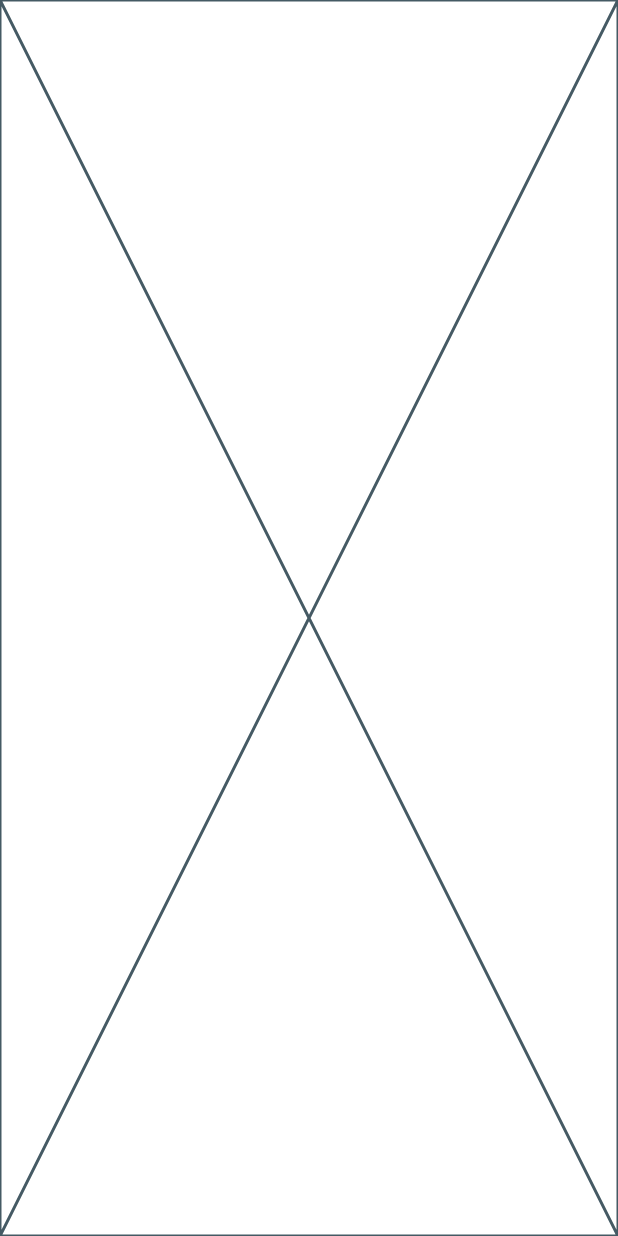
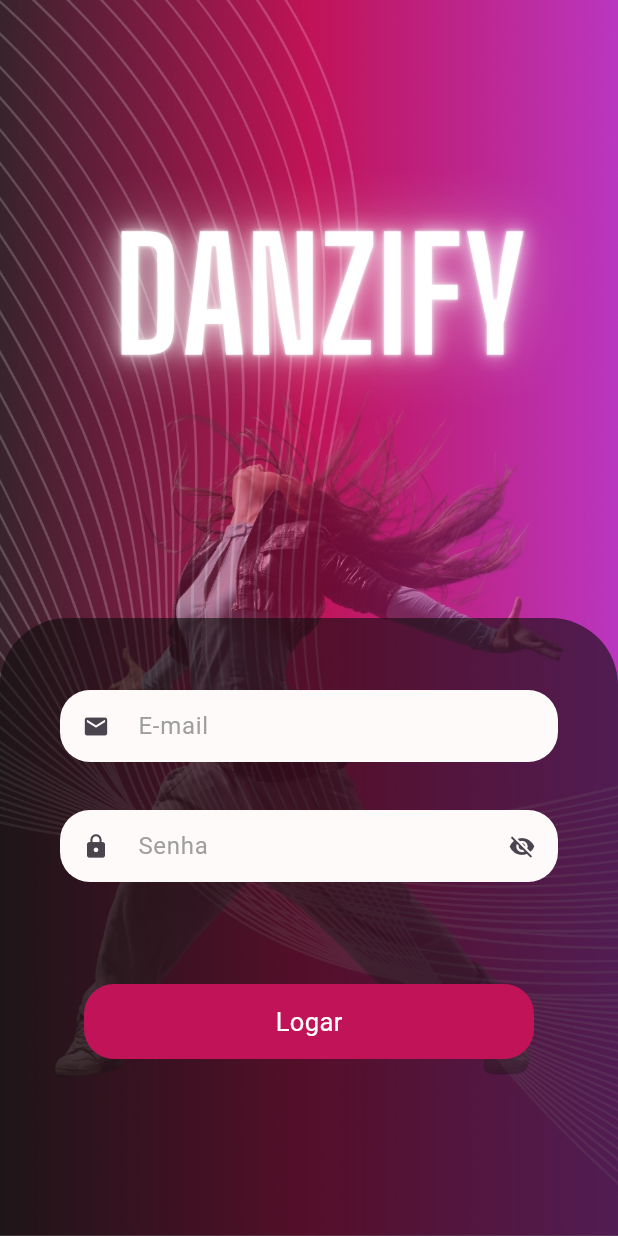
Before and after one commit to Geotryy/Danzify, a Flutter app: the screen it shows after launch, after a tap on "Entrar", on a phone screen of 412 x 824 dp. Run offline on Flutter 3.47's test engine with Material 3 defaults, Android fonts, the light colour scheme and no system bars.

Commit message:
tela login

```diff
--- /dev/null
+++ b/lib/screens/auth/button.dart
@@ -0,0 +1,20 @@
+import 'package:flutter/material.dart';
+
+class Button extends StatelessWidget {
+  const Button({super.key});
+
+  @override
+  Widget build(BuildContext context) {
+    return GestureDetector(
+      onTap: () {},
+      child: Container(
+        width: 300,
+        height: 40,
+        decoration: BoxDecoration(
+            color: Color(0xFFC11357),
+            borderRadius: BorderRadius.all(Radius.circular(20))),
+        child: Center(child: Text('Logar', style: TextStyle(fontSize: 17, color: Colors.white),),),
+      ),
+    );
+  }
+}
--- /dev/null
+++ b/lib/screens/auth/customText.dart
@@ -0,0 +1,70 @@
+import 'package:flutter/material.dart';
+import 'package:flutter/services.dart';
+
+class CustomTextField extends StatefulWidget {
+  final IconData icon;
+  final String label;
+  final bool isSecret;
+  final List<TextInputFormatter>? inputFormatter;
+
+  const CustomTextField({
+    super.key,
+    required this.icon,
+    required this.label,
+    this.isSecret = false,
+    this.inputFormatter,
+  });
+
+  @override
+  State<CustomTextField> createState() => _CustomTextFieldState();
+}
+
+class _CustomTextFieldState extends State<CustomTextField> {
+  bool isObscure = false;
+
+  @override
+  void initState() {
+    // TODO: implement initState
+    super.initState();
+    isObscure = widget.isSecret;
+  }
+
+  @override
+  Widget build(BuildContext context) {
+    return Padding(
+      padding: const EdgeInsets.all(8.0),
+      child: TextFormField(
+        inputFormatters: widget.inputFormatter,
+        obscureText: widget.isSecret, // Controle de senha secreta
+        decoration: InputDecoration(
+          suffixIcon: widget.isSecret
+              ? IconButton(
+                  onPressed: () {
+                    setState(() {
+                      isObscure = !isObscure;
+                    });
+                  },
+                  icon: Icon(isObscure ? Icons.visibility_off : Icons.visibility),
+                )
+              : null,
+          prefixIcon: Icon(widget.icon),
+          isDense: true,
+          labelText: widget.label,
+          labelStyle: TextStyle(color: Colors.grey), // Cor do rótulo fora
+          hintStyle: TextStyle(color: Colors.blue), // Cor do texto dentro
+          filled: true,
+          fillColor: Color.fromARGB(255, 255, 250, 250),
+
+         focusedBorder: OutlineInputBorder(
+            borderSide: BorderSide(color: Colors.transparent), // Remove a borda ao focar
+            borderRadius: BorderRadius.circular(20),
+          ),
+          enabledBorder: OutlineInputBorder(
+            borderSide: BorderSide(color: Colors.transparent), // Remove a borda quando habilitado
+            borderRadius: BorderRadius.circular(20),
+          ),
+        ),
+      ),
+    );
+  }
+}
--- /dev/null
+++ b/lib/screens/auth/login.dart
@@ -0,0 +1,61 @@
+import 'package:flutter/material.dart';
+import 'package:quiz/screens/auth/button.dart';
+import 'package:quiz/screens/auth/customText.dart';
+
+class Login extends StatefulWidget {
+  const Login({super.key});
+
+  @override
+  State<Login> createState() => _LoginState();
+}
+
+class _LoginState extends State<Login> {
+  @override
+  Widget build(BuildContext context) {
+    return Scaffold(
+      body: Stack(
+        children: [
+          // Fundo de imagem
+          Container(
+            height: MediaQuery.of(context).size.height,
+            decoration: const BoxDecoration(
+              image: DecorationImage(
+                image: AssetImage("lib/assets/images/login.jpg"),
+                fit: BoxFit.cover,
+              ),
+            ),
+          ),
+          // Formulário
+          Align(
+            alignment: Alignment.bottomCenter,
+            child: Container(
+              height: MediaQuery.of(context).size.height * 0.5,
+              padding: const EdgeInsets.symmetric(horizontal: 32, vertical: 40),
+              decoration: const BoxDecoration(
+                borderRadius: BorderRadius.vertical(top: Radius.circular(45)),
+                color: Color.fromARGB(155, 14, 12, 12),
+              ),
+              child: const Column(
+
+                children: [
+                 const CustomTextField(icon: Icons.email, label: 'E-mail'),
+                  const SizedBox(height: 16), // Espaçamento entre os campos
+                  const CustomTextField(
+                    icon: Icons.lock,
+                    label: 'Senha',
+                    isSecret: true,
+                  ),
+                  const SizedBox(height: 60), // Espaçamento abaixo do campo de senha
+                 SizedBox(
+                  width: 300,
+                  height: 50,
+                  child: Button())
+                ],
+              ),
+            ),
+          ),
+        ],
+      ),
+    );
+  }
+}
--- a/lib/screens/initial.dart
+++ b/lib/screens/initial.dart
@@ -1,4 +1,5 @@
 import 'package:flutter/material.dart';
+import 'package:quiz/screens/auth/login.dart';
 import 'package:quiz/screens/home.dart';
 
 class FirstScreen extends StatelessWidget {
@@ -14,7 +15,7 @@ class FirstScreen extends StatelessWidget {
           child: Container(
             decoration: const BoxDecoration(
               image: DecorationImage(
-                  image: AssetImage('lib/assets/images/Dance.jpg'),
+                  image: AssetImage('lib/assets/images/initial.jpg'),
                   fit: BoxFit.cover),
             ),
             child: Align(
@@ -26,7 +27,7 @@ class FirstScreen extends StatelessWidget {
                     Navigator.push(
                       context,
                       MaterialPageRoute(
-                        builder: (context) => HomeScreen(),
+                        builder: (context) => Login(),
                       ),
                     );
                   },
```
Also changed, not shown: lib/assets/images/initial.jpg (added), lib/assets/images/login.jpg (added).
